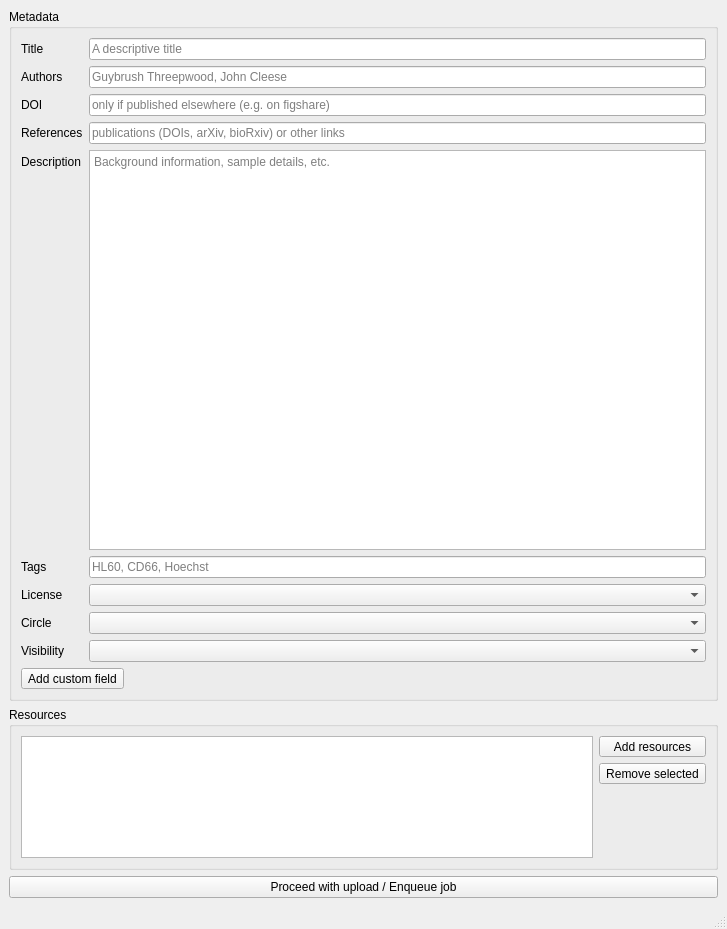
DCOR-dev/DCOR-Aid, file dcor_manager/gui/upload/dlg_upload.ui: the form before one commit.
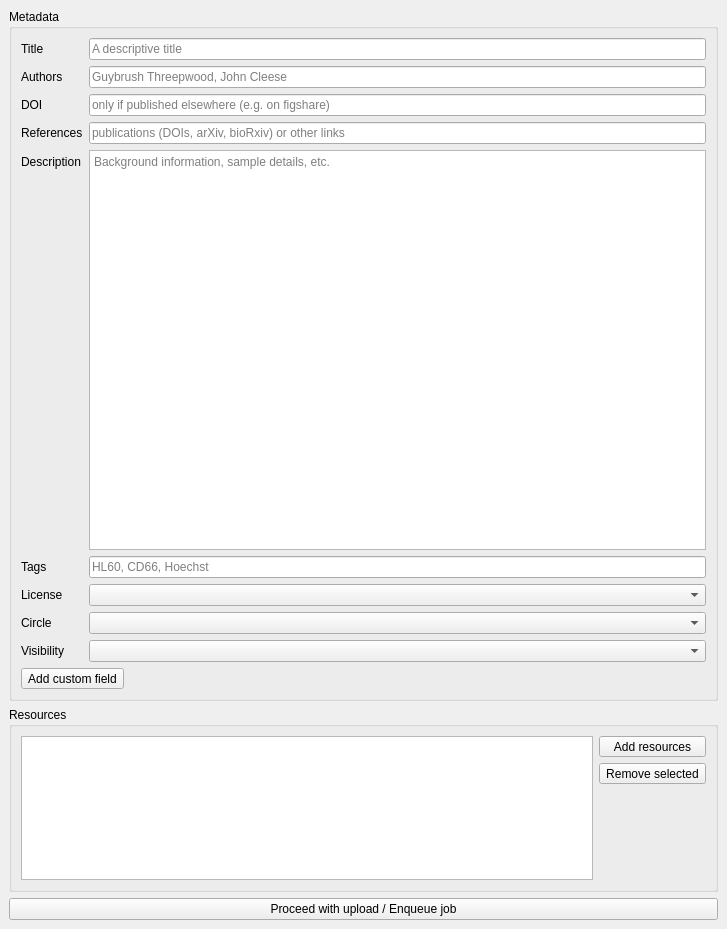
The form after the commit.

Patch:
```diff
--- a/dcor_manager/gui/upload/dlg_upload.ui
+++ b/dcor_manager/gui/upload/dlg_upload.ui
@@ -15,6 +15,18 @@
   </property>
   <widget class="QWidget" name="centralwidget">
    <layout class="QVBoxLayout" name="verticalLayout">
+    <property name="leftMargin">
+     <number>9</number>
+    </property>
+    <property name="topMargin">
+     <number>9</number>
+    </property>
+    <property name="rightMargin">
+     <number>9</number>
+    </property>
+    <property name="bottomMargin">
+     <number>9</number>
+    </property>
     <item>
      <widget class="QGroupBox" name="groupBox">
       <property name="title">
@@ -229,7 +241,6 @@
     </item>
    </layout>
   </widget>
-  <widget class="QStatusBar" name="statusbar"/>
  </widget>
  <resources/>
  <connections/>
```
